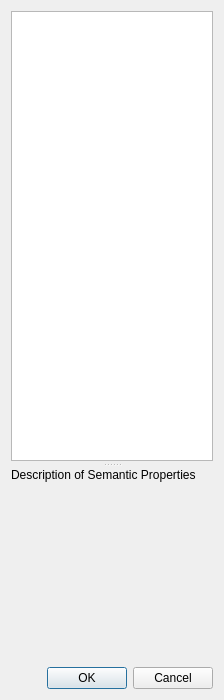
Before: the Qt Designer form src/Form_Files/AddSemantics.ui in Sigil-Ebook/Sigil, drawn with Qt 5.
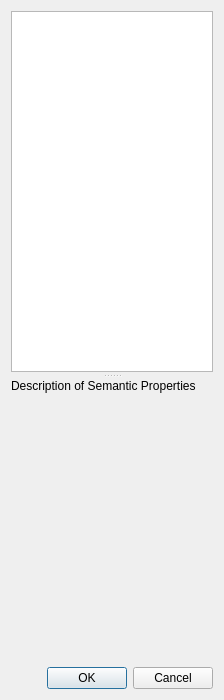
After: the same form once the commit is applied.

Commit message:
Allow semantics dialog to get a bit smaller
Made the list box's minimum height a little smaller. It can still be stretched as much as the user wants, but the label still retains the minimum height necessary to display the longest description at the dialog's minimum width.

Diff of the .ui file:
```diff
--- a/src/Form_Files/AddSemantics.ui
+++ b/src/Form_Files/AddSemantics.ui
@@ -29,7 +29,7 @@
       <property name="minimumSize">
        <size>
         <width>200</width>
-        <height>450</height>
+        <height>200</height>
        </size>
       </property>
       <property name="selectionMode">
```
